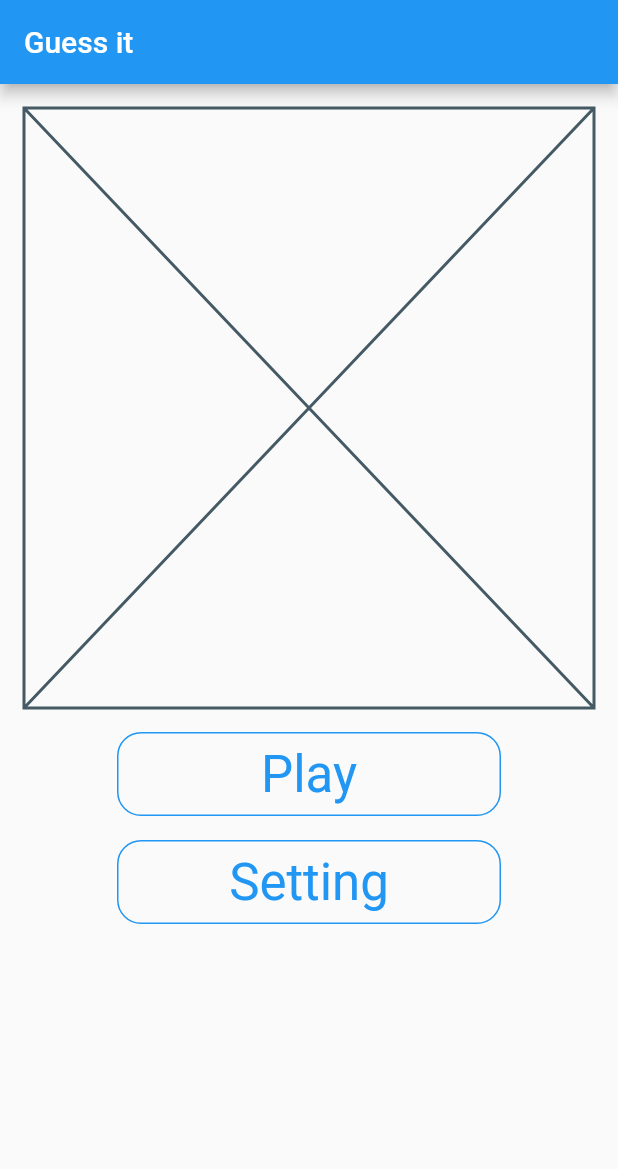
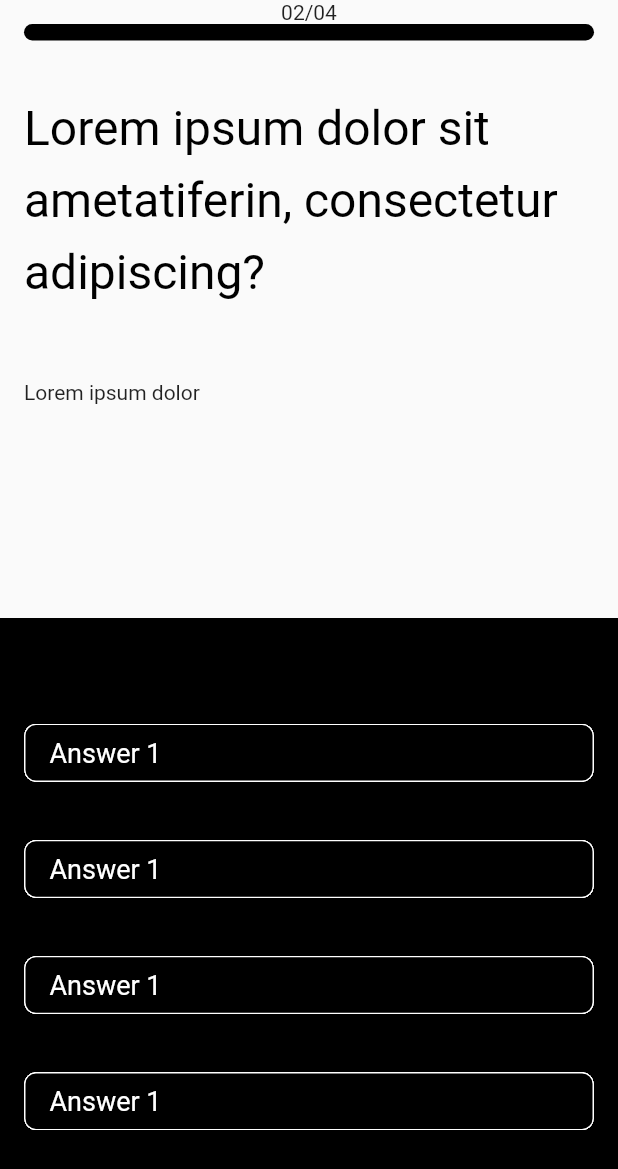
Before and after one commit to Lelik-Bolik/guessit, a Flutter app: the screen it shows after launch, after a tap on "Play", on a phone screen of 412 x 824 dp. Shown: the top 1169 px of the screen. Run offline on Flutter 3.47's test engine with Material 2 defaults, Android fonts, the phone set to English and light mode, and no system bars; drawn by our look-alikes of auto_size_text; our stand-ins replace flutter_screenutil.

Commit message:
Added question page. Added dynamic font sizing and text packages

```diff
--- a/lib/main.dart
+++ b/lib/main.dart
@@ -1,7 +1,9 @@
 import 'package:flutter/material.dart';
+import 'package:flutter_screenutil/screenutil_init.dart';
 import 'package:guessit/settings.dart';
 import 'package:guessit/menu_button.dart';
 import 'package:guessit/themes.dart';
+import 'package:guessit/question.dart';
 
 void main() {
   runApp(GuessItApp());
@@ -11,16 +13,20 @@ class GuessItApp extends StatelessWidget {
   // This widget is the root of your application.
   @override
   Widget build(BuildContext context) {
-    return MaterialApp(
+    return ScreenUtilInit(
+      allowFontScaling: true,
+          builder:()=> MaterialApp(
         title: 'GuessIt',
         theme: Styles.lightThemeData,
         darkTheme: Styles.darkThemeData,
         initialRoute: "/",
         routes: {
           "/": (context) => MyHomePage(title: "Guess it"),
+          "play": (context) => QuestionPage(question: "Question", answers: ["Answer", "Answer 2"],),
           "settings": (context) => SettingsPage(),
           "rules": (context) => MyHomePage(title: "Guess it"),
         },
+      ),
     );
   }
 }
@@ -44,7 +50,8 @@ class MyHomePage extends StatelessWidget {
             children: <Widget>[
               Placeholder(),
               SizedBox(height: 16),
-              MenuButton(label: "Play", onPressed: () => null),
+              MenuButton(label: "Play",
+                  onPressed: () => Navigator.of(context).pushNamed("play")),
               SizedBox(height: 16),
               MenuButton(
                   label: "Setting",
--- /dev/null
+++ b/lib/question.dart
@@ -0,0 +1,174 @@
+import 'package:auto_size_text/auto_size_text.dart';
+import 'package:flutter/material.dart';
+import 'package:flutter_screenutil/flutter_screenutil.dart';
+
+class QuestionPage extends StatelessWidget {
+  final String question;
+  final List<String> answers;
+
+  QuestionPage({this.question, this.answers});
+
+  @override
+  Widget build(BuildContext context) {
+    return Scaffold(
+      body: SafeArea(
+        // Make bottom true and put positioned container to cover the gap (in the black background)
+        child: Container(
+          child: Column(
+            crossAxisAlignment: CrossAxisAlignment.start,
+            mainAxisAlignment: MainAxisAlignment.start,
+            children: [
+              Expanded(
+                flex: 1,
+                child: Column(
+                  children: [
+                    Flexible(fit: FlexFit.loose, flex: 1, child: QuestionHeader()),
+                    Flexible(fit: FlexFit.loose, flex: 6, child: QuestionContainer()),
+                  ],
+                ),
+              ),
+              Expanded(
+                  flex: 1,
+                  child: Container(
+                    color: Colors.black,
+                    child: Padding(
+                      padding: const EdgeInsets.symmetric(horizontal: 16.0),
+                      child: Column(
+                        mainAxisAlignment: MainAxisAlignment.spaceBetween,
+                        crossAxisAlignment: CrossAxisAlignment.stretch,
+                        children: [
+                          SizedBox(height: 32),
+                          Option(),
+                          Option(),
+                          Option(),
+                          Option(),
+                          SizedBox(height: 32),
+                        ],
+                      ),
+                    ),
+                  )),
+            ],
+          ),
+        ),
+      ),
+    );
+  }
+}
+
+class QuestionHeader extends StatelessWidget {
+  const QuestionHeader({
+    Key key,
+  }) : super(key: key);
+
+  @override
+  Widget build(BuildContext context) {
+    return Container(
+      child: Column(
+        children: [
+          Center(child: Text("02/04")),
+          Padding(
+            padding: const EdgeInsets.symmetric(horizontal: 16.0),
+            child: Container(
+              width: double.infinity,
+              height: 11,
+              decoration: BoxDecoration(
+                color: Colors.black,
+                borderRadius: BorderRadius.circular(8),
+              ),
+            ),
+          ),
+        ],
+      ),
+    );
+  }
+}
+
+class QuestionContainer extends StatelessWidget {
+  const QuestionContainer({
+    Key key,
+  }) : super(key: key);
+
+  @override
+  Widget build(BuildContext context) {
+    /*
+    return Padding(
+      padding: const EdgeInsets.all(8.0),
+      child: AutoSizeText(
+                  "Lorem ipsum dolor sit ametatiferin, consectetur adipiscing? 123123123123123 123 123 123 123123 123 13 123 123 123 123 aleeeeeeeeeeeeeeex 123123 123 123 12 asdf asdf asdf asdf asdf asdfasdfasd fasdf asdf asdf asdf asdf asdf asdfasdf asdf asdf asdfasdf asdf asdf asdf asdf asdf asdf asdf sdf asd asdf asdfa sd asdf asdf asdf sadf asdf asdf sdf asdf asdf asdf sf dfa d fa sf a sd fa df  saas df a sdf a sd fa sd fasd fasdfjaksdjfhj adfhajkshdf jhhf asdfhajfh ajhfkahdkfhasdj Lorem ipsum dolor sit ametatiferin, consectetur adipiscing? 123123123123123 123 123 123 123123 123 13 123 123 123 123 aleeeeeeeeeeeeeeex 123123 123 123 12 asdf asdf asdf asdf asdf asdfasdfasd fasdf asdf asdf asdf asdf asdf asdfasdf asdf asdf asdfasdf asdf asdf asdf asdf asdf asdf asdf sdf asd asdf asdfa sd asdf asdf asdf sadf asdf asdf sdf asdf asdf asdf sf dfa d fa sf a sd fa df  saas df a sdf a sd fa sd fasd fasdfjaksdjfhj adfhajkshdf jhhf asdfhajfh ajhfkahdkfhasdj",
+                  maxLines: 10,
+                  maxFontSize: 32,
+                  minFontSize: 10,
+                  wrapWords: false,
+                  style:
+                      TextStyle(fontSize: 28.ssp, color: Colors.black, height: 1.5),
+
+                    ),
+    );
+    */
+    return Container(
+        child: Padding(
+          padding: const EdgeInsets.symmetric(horizontal: 16.0),
+          child: Container(
+            child: Column(
+              crossAxisAlignment: CrossAxisAlignment.stretch,
+              mainAxisAlignment: MainAxisAlignment.start,
+              //mainAxisSize: MainAxisSize.max,
+              children: [
+                Flexible(
+                  flex: 6,
+                  fit: FlexFit.loose,
+                  child: AutoSizeText(
+                      "Lorem ipsum dolor sit ametatiferin, consectetur adipiscing?",
+                      //maxLines: 8,
+                      maxFontSize: 32,
+                      minFontSize: 10,
+                      wrapWords: false,
+                      style: TextStyle(
+                          fontSize: 28.ssp, color: Colors.black, height: 1.5),
+                    ),
+                ),
+                Spacer(),
+                Flexible(
+                  flex: 1,
+                  fit: FlexFit.loose,
+                  child: Align(alignment: Alignment.centerLeft,child: Text("Lorem ipsum dolor")),
+                ),
+                Spacer(),
+              ],
+            ),
+          ),
+        ));
+  }
+}
+
+class Option extends StatelessWidget {
+  const Option({
+    Key key,
+  }) : super(key: key);
+
+  @override
+  Widget build(BuildContext context) {
+    return Container(
+      child: Material(
+          color: Colors.transparent,
+          clipBehavior: Clip.hardEdge,
+          borderRadius: BorderRadius.circular(8),
+          child: Container(
+            decoration: BoxDecoration(
+              border: Border.all(color: Colors.white),
+              borderRadius: BorderRadius.circular(8),
+            ),
+            child: InkWell(
+              onTap: () => print(MediaQuery.of(context).devicePixelRatio),
+              child: Container(
+                padding: EdgeInsets.symmetric(horizontal: 16.0, vertical: 8.0),
+                child: Text(
+                  "Answer 1",
+                  style: TextStyle(color: Colors.white, fontSize: 18),
+                ),
+              ),
+            ),
+          )),
+    );
+  }
+}
--- a/pubspec.yaml
+++ b/pubspec.yaml
@@ -23,6 +23,8 @@ environment:
 dependencies:
   flutter:
     sdk: flutter
+  flutter_screenutil: ^4.0.3+1
+  auto_size_text: ^2.1.0
 
 
   # The following adds the Cupertino Icons font to your application.
```
Also changed, not shown: pubspec.lock. Lines whose indentation alone changed are shown as unchanged.
